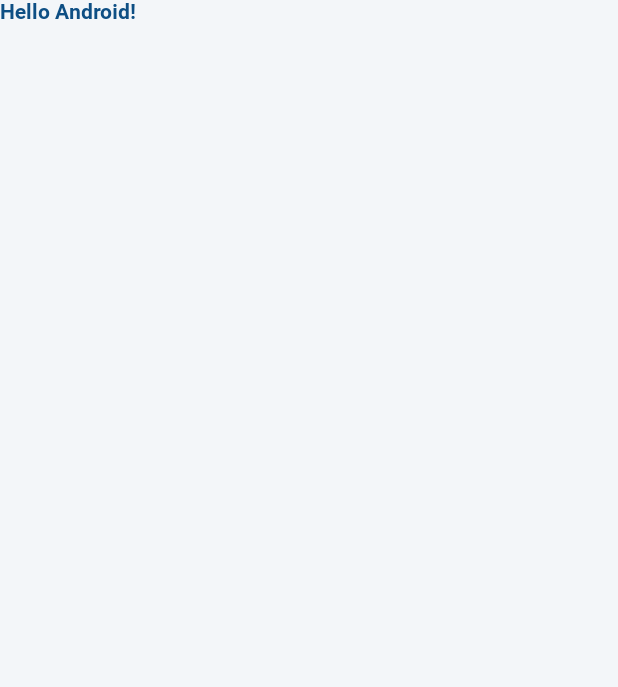
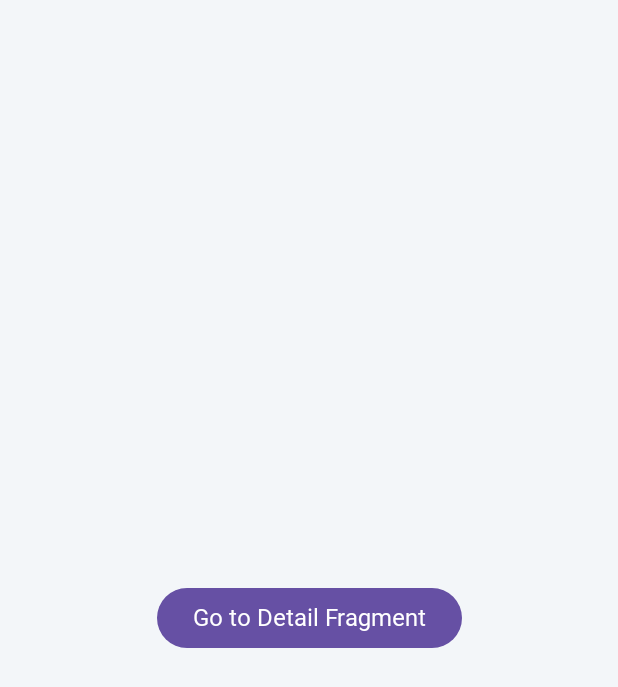
Before and after one commit to ThanakornSe/NewsCompose, an Android app built with Jetpack Compose: the screen it shows after launch (MainActivity), on a phone screen of 412 x 824 dp. Before the commit the part shown is almost empty. Shown: the top 687 px of the screen. Run offline under Robolectric (Android 15) with nearby library versions, the phone set to English and light mode, and no system bars; our stand-ins replace Timber.

Commit message:
-added compose navigation component -config theme, color -added apikey to gradle.properties

```diff
--- a/app/build.gradle.kts
+++ b/app/build.gradle.kts
@@ -17,6 +17,8 @@ android {
         targetSdk = ConfigurationData.targetSdk
         versionCode = ConfigurationData.versionCode
         versionName = ConfigurationData.versionName
+
+        buildConfigField(type = "String", name = "API_KEY", value = "${project.properties["API_KEY"]}")
 
         testInstrumentationRunner = "androidx.test.runner.AndroidJUnitRunner"
         vectorDrawables {
--- a/app/src/main/java/com/exam/application/newscompose/MainActivity.kt
+++ b/app/src/main/java/com/exam/application/newscompose/MainActivity.kt
@@ -5,12 +5,20 @@ import androidx.activity.compose.setContent
 import androidx.compose.foundation.layout.fillMaxSize
 import androidx.compose.material3.MaterialTheme
 import androidx.compose.material3.Surface
-import androidx.compose.material3.Text
 import androidx.compose.runtime.Composable
 import androidx.compose.ui.Modifier
 import androidx.compose.ui.tooling.preview.Preview
+import androidx.navigation.NavType
+import androidx.navigation.compose.NavHost
+import androidx.navigation.compose.composable
+import androidx.navigation.compose.rememberNavController
+import androidx.navigation.navArgument
+import androidx.navigation.navigation
 import com.exam.application.core.resource.theme.AppTheme
 import com.exam.application.core.base.BaseComponentActivity
+import com.exam.application.core.data.route.Route
+import com.exam.application.feature.newsdetail.navgraph.newsDetailNavGraph
+import com.exam.application.feature.newsfeed.navgraph.newsFeedNavGraph
 
 class MainActivity : BaseComponentActivity() {
     override fun onCreate(savedInstanceState: Bundle?) {
@@ -22,7 +30,7 @@ class MainActivity : BaseComponentActivity() {
                     modifier = Modifier.fillMaxSize(),
                     color = MaterialTheme.colorScheme.background
                 ) {
-                    Greeting("Android")
+                    NewsComposeAppScreen()
                 }
             }
         }
@@ -30,17 +38,22 @@ class MainActivity : BaseComponentActivity() {
 }
 
 @Composable
-fun Greeting(name: String, modifier: Modifier = Modifier) {
-    Text(
-        text = "Hello $name!",
-        modifier = modifier
-    )
+fun NewsComposeAppScreen() {
+    val navController = rememberNavController()
+    NavHost(
+        navController = navController,
+        startDestination = Route.NewsFeedNavGraph.route,
+    ) {
+        newsFeedNavGraph(navController)
+
+        newsDetailNavGraph(navController)
+    }
 }
 
 @Preview(showBackground = true)
 @Composable
 fun GreetingPreview() {
     AppTheme {
-        Greeting("Android")
+        NewsComposeAppScreen()
     }
 }
--- a/app/src/main/java/com/exam/application/newscompose/NewsApplication.kt
+++ b/app/src/main/java/com/exam/application/newscompose/NewsApplication.kt
@@ -32,6 +32,7 @@ class NewsApplication : Application() {
             isDebug = BuildConfig.DEBUG
             baseApiUrl = BuildConfig.BASE_URL
             buildVersion = BuildConfig.VERSION_NAME
+            apiKey = BuildConfig.API_KEY
         }
     }
 
--- a/core/data/src/main/java/com/exam/application/core/data/AppConfig.kt
+++ b/core/data/src/main/java/com/exam/application/core/data/AppConfig.kt
@@ -6,4 +6,5 @@ object AppConfig : AppConfiguration {
     override var isDebug: Boolean = false
     override var baseApiUrl: String? = null
     override var buildVersion: String? = null
+    override var apiKey: String? = null
 }
--- a/core/data/src/main/java/com/exam/application/core/data/base/AppConfiguration.kt
+++ b/core/data/src/main/java/com/exam/application/core/data/base/AppConfiguration.kt
@@ -4,4 +4,5 @@ interface AppConfiguration {
     var isDebug: Boolean
     var baseApiUrl: String?
     var buildVersion: String?
+    var apiKey: String?
 }
--- /dev/null
+++ b/core/data/src/main/java/com/exam/application/core/data/route/Route.kt
@@ -0,0 +1,17 @@
+package com.exam.application.core.data.route
+
+import com.exam.application.core.data.route.RoutePath.DETAIL_ARG_NEWS_ID
+import com.exam.application.core.data.route.RoutePath.DETAIL_SCREEN_FRAGMENT
+import com.exam.application.core.data.route.RoutePath.DETAIL_SCREEN_NAV_GRAPH
+import com.exam.application.core.data.route.RoutePath.NEWS_FEED_FRAGMENT
+import com.exam.application.core.data.route.RoutePath.NEWS_FEED_NAV_GRAPH
+
+sealed class Route(val route: String) {
+    object NewsFeedNavGraph : Route(NEWS_FEED_NAV_GRAPH)
+    object NewsFeedFragment : Route(NEWS_FEED_FRAGMENT)
+    object DetailScreenNavGraph : Route(DETAIL_SCREEN_NAV_GRAPH)
+    object DetailScreenFragment : Route("$DETAIL_SCREEN_FRAGMENT/{$DETAIL_ARG_NEWS_ID}") {
+        fun createRoute(newsId: Int) = "$DETAIL_SCREEN_FRAGMENT/$newsId"
+    }
+
+}
--- a/core/resource/src/main/java/com/exam/application/core/resource/theme/Theme.kt
+++ b/core/resource/src/main/java/com/exam/application/core/resource/theme/Theme.kt
@@ -1,20 +1,14 @@
 package com.exam.application.core.resource.theme
 
 import android.app.Activity
-import android.os.Build
 import androidx.compose.foundation.isSystemInDarkTheme
 import androidx.compose.material3.MaterialTheme
 import androidx.compose.material3.darkColorScheme
-import androidx.compose.material3.dynamicDarkColorScheme
-import androidx.compose.material3.dynamicLightColorScheme
 import androidx.compose.material3.lightColorScheme
 import androidx.compose.runtime.Composable
 import androidx.compose.runtime.SideEffect
-import androidx.compose.ui.graphics.Color
 import androidx.compose.ui.graphics.toArgb
-import androidx.compose.ui.platform.LocalContext
 import androidx.compose.ui.platform.LocalView
-import androidx.core.view.WindowCompat
 
 private val DarkColorScheme = darkColorScheme(
     primary = Purple80,
@@ -39,18 +33,11 @@ fun AppTheme(
     darkTheme: Boolean = isSystemInDarkTheme(),
     content: @Composable () -> Unit
 ) {
-    val colorScheme = LightColorScheme
 
-    val view = LocalView.current
-    if (!view.isInEditMode) {
-        SideEffect {
-            val window = (view.context as Activity).window
-            window.statusBarColor = colorScheme.primary.toArgb()
-        }
-    }
+    val colors = LightColorScheme
 
     MaterialTheme(
-        colorScheme = colorScheme,
+        colorScheme = colors,
         typography = Typography,
         content = content
     )
--- a/core/ui/src/main/java/com/exam/application/core/model/NavigationRouteUiState.kt
+++ b/core/ui/src/main/java/com/exam/application/core/model/NavigationRouteUiState.kt
@@ -3,4 +3,5 @@ package com.exam.application.core.model
 sealed class NavigationRouteUiState {
     data class NavigationToRouteUiState(val route: String): NavigationRouteUiState()
 
+    data class NavigationWithBackstackUiState(val route: String, val popupBackstack: Int): NavigationRouteUiState()
 }
--- /dev/null
+++ b/feature/newsdetail/src/main/java/com/exam/application/feature/newsdetail/navgraph/NewsDetailNavgraph.kt
@@ -0,0 +1,29 @@
+package com.exam.application.feature.newsdetail.navgraph
+
+import androidx.navigation.NavController
+import androidx.navigation.NavGraphBuilder
+import androidx.navigation.NavType
+import androidx.navigation.compose.composable
+import androidx.navigation.navArgument
+import androidx.navigation.navigation
+import com.exam.application.core.data.route.Route
+import com.exam.application.core.data.route.RoutePath.DETAIL_ARG_NEWS_ID
+import com.exam.application.core.data.route.RoutePath.DETAIL_SCREEN_FRAGMENT
+import com.exam.application.feature.newsdetail.ui.DetailFragment
+
+fun NavGraphBuilder.newsDetailNavGraph(navController: NavController) {
+    navigation(startDestination = DETAIL_SCREEN_FRAGMENT, route = Route.DetailScreenNavGraph.route) {
+        composable(
+            route = Route.DetailScreenFragment.route,
+            arguments = listOf(
+                navArgument(DETAIL_ARG_NEWS_ID) {
+                    type = NavType.IntType
+                }
+            )
+        ) { backstackEntry ->
+            val newsId = backstackEntry.arguments?.getInt(DETAIL_ARG_NEWS_ID)
+            requireNotNull(newsId) { "gamesId parameter wasn't found. Please make sure it's set!" }
+            DetailFragment(id = newsId)
+        }
+    }
+}
--- /dev/null
+++ b/feature/newsfeed/src/main/java/com/exam/application/feature/newsfeed/navgraph/NewsFeedNavgraph.kt
@@ -0,0 +1,23 @@
+package com.exam.application.feature.newsfeed.navgraph
+
+import androidx.navigation.NavController
+import androidx.navigation.NavGraphBuilder
+import androidx.navigation.compose.composable
+import androidx.navigation.navigation
+import com.exam.application.core.data.route.Route
+import com.exam.application.core.data.route.RoutePath.NEWS_FEED_FRAGMENT
+import com.exam.application.feature.newsfeed.ui.NewsFeedFragment
+
+fun NavGraphBuilder.newsFeedNavGraph(navController: NavController) {
+    navigation(startDestination = NEWS_FEED_FRAGMENT, route = Route.NewsFeedNavGraph.route) {
+        composable(route = Route.NewsFeedFragment.route) {
+            NewsFeedFragment(
+                onClickToDetailScreen = { newsId ->
+                    navController.navigate(
+                        Route.DetailScreenFragment.createRoute(newsId)
+                    )
+                }
+            )
+        }
+    }
+}
--- /dev/null
+++ b/feature/newsfeed/src/main/java/com/exam/application/feature/newsfeed/ui/NewsFeedFragment.kt
@@ -0,0 +1,38 @@
+package com.exam.application.feature.newsfeed.ui
+
+import androidx.compose.foundation.layout.fillMaxSize
+import androidx.compose.foundation.layout.padding
+import androidx.compose.material3.MaterialTheme
+import androidx.compose.material3.Surface
+import androidx.compose.runtime.Composable
+import androidx.compose.ui.Modifier
+import androidx.compose.ui.tooling.preview.Preview
+import androidx.compose.ui.unit.dp
+import com.exam.application.core.resource.theme.AppTheme
+
+@Composable
+fun NewsFeedFragment(
+    modifier: Modifier = Modifier,
+    onClickToDetailScreen: (Int) -> Unit = {},
+) {
+    Surface(
+        modifier = modifier.fillMaxSize(),
+        color = MaterialTheme.colorScheme.background
+    ) {
+        NewsFeedScreen(
+            modifier = Modifier
+                .padding(
+                    horizontal = 16.dp
+                ),
+            onClickToDetailScreen = onClickToDetailScreen,
+        )
+    }
+}
+
+@Preview(showBackground = true)
+@Composable
+fun NewsFeedFragmentPreview() {
+    AppTheme {
+        NewsFeedFragment()
+    }
+}
--- /dev/null
+++ b/feature/newsfeed/src/main/java/com/exam/application/feature/newsfeed/ui/NewsFeedScreen.kt
@@ -0,0 +1,46 @@
+package com.exam.application.feature.newsfeed.ui
+
+import androidx.compose.foundation.background
+import androidx.compose.foundation.layout.Box
+import androidx.compose.foundation.layout.fillMaxSize
+import androidx.compose.material3.Button
+import androidx.compose.material3.MaterialTheme
+import androidx.compose.material3.Text
+import androidx.compose.runtime.Composable
+import androidx.compose.ui.Alignment
+import androidx.compose.ui.Modifier
+import androidx.compose.ui.graphics.Color
+import androidx.compose.ui.tooling.preview.Preview
+import com.exam.application.core.resource.theme.AppTheme
+
+@Composable
+fun NewsFeedScreen(
+    modifier: Modifier = Modifier,
+    onClickToDetailScreen: (Int) -> Unit = {},
+) {
+    Box(
+        modifier = Modifier
+            .fillMaxSize()
+            .background(MaterialTheme.colorScheme.background)
+    ) {
+
+        Button(
+            modifier = Modifier.align(Alignment.Center),
+            onClick = { onClickToDetailScreen.invoke(1) })
+        {
+
+            Text(text = "Go to Detail Fragment", color = Color.White)
+
+        }
+
+    }
+
+}
+
+@Preview(showBackground = true)
+@Composable
+fun HomeScreenPreview() {
+    AppTheme {
+        NewsFeedScreen()
+    }
+}
--- a/gradle.properties
+++ b/gradle.properties
@@ -21,3 +21,4 @@ kotlin.code.style=official
 # resources declared in the library itself and none from the library's dependencies,
 # thereby reducing the size of the R class for that library
 android.nonTransitiveRClass=true
+API_KEY="a4df136bca144fdd88c4f9d60a6acae9"
```
Also changed, not shown: core/data/src/main/java/com/exam/application/core/data/route/RoutePath.kt (added, +14 -0 lines), core/ui/src/main/java/com/exam/application/core/util/BaseViewModelCommonHelper.kt (added, +37 -0 lines), feature/newsdetail/src/main/java/com/exam/application/feature/newsdetail/ui/DetailFragment.kt (added, +34 -0 lines), feature/newsdetail/src/main/java/com/exam/application/feature/newsdetail/ui/DetailScreen.kt (added, +41 -0 lines).
